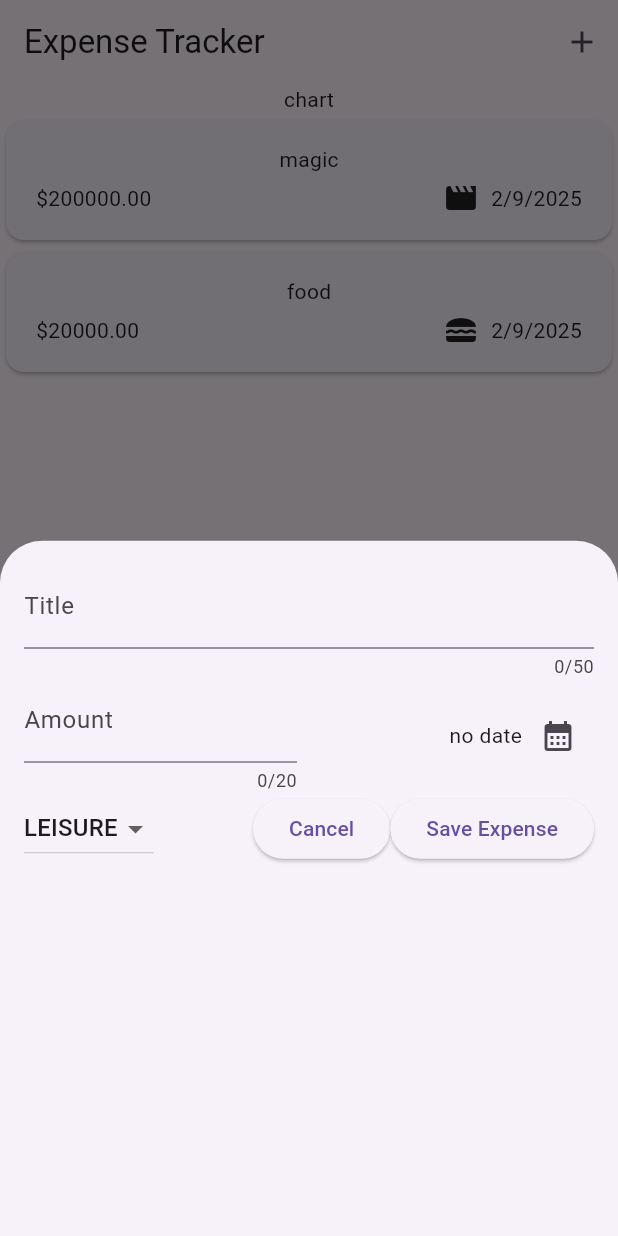
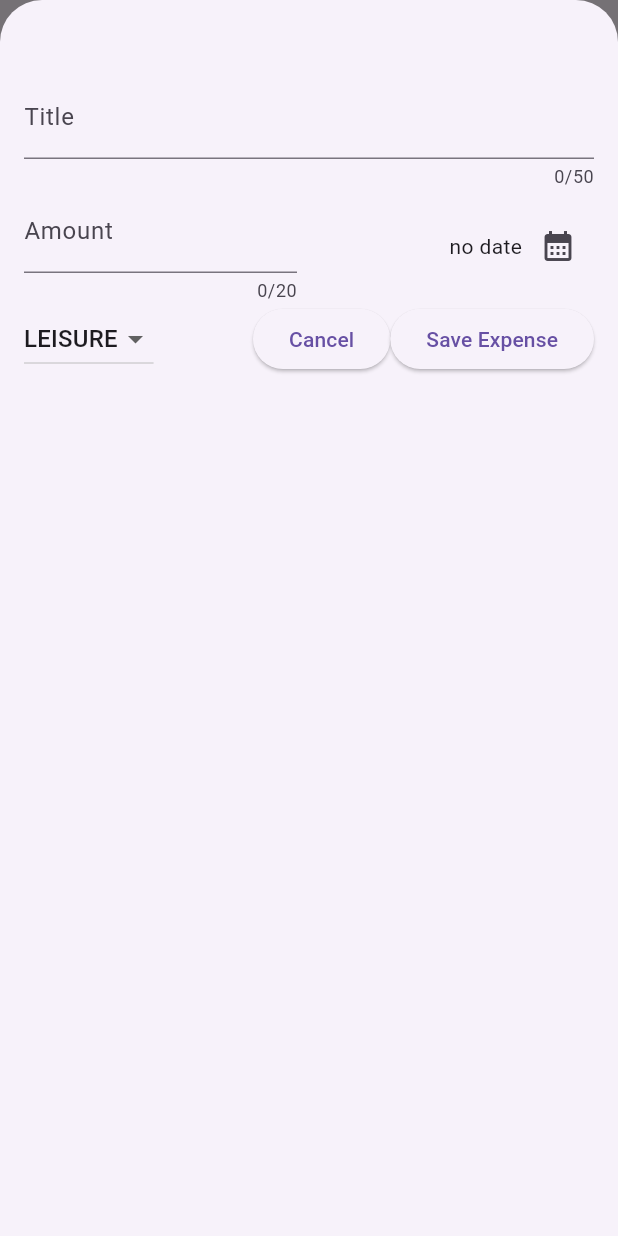
Before and after one commit to diegoforerocruz/flutter-expense-tracker-app, a Flutter app: the screen it shows after launch, after a tap on the "add" icon, on a phone screen of 412 x 824 dp. Run offline on Flutter 3.47's test engine with Material 3 defaults, Android fonts, the phone set to English and light mode, and no system bars.

Commit message:
ajuste de comportamiento modal

```diff
--- a/lib/widgets/expenses.dart
+++ b/lib/widgets/expenses.dart
@@ -31,6 +31,7 @@ class _ExpensesState extends State<Expenses> {
     showModalBottomSheet(
       context: context,
       builder: (ctx) => NewExpense(addExpense: _addExpense),
+      isScrollControlled: true,
     );
   }
 
--- a/lib/widgets/new_expense.dart
+++ b/lib/widgets/new_expense.dart
@@ -72,7 +72,7 @@ class NewExpenseState extends State<NewExpense> {
   @override
   Widget build(BuildContext context) {
     return Padding(
-      padding: const EdgeInsets.all(16),
+      padding: const EdgeInsets.fromLTRB(16, 50, 16, 16),
       child: Column(
         children: [
           TextField(
```
